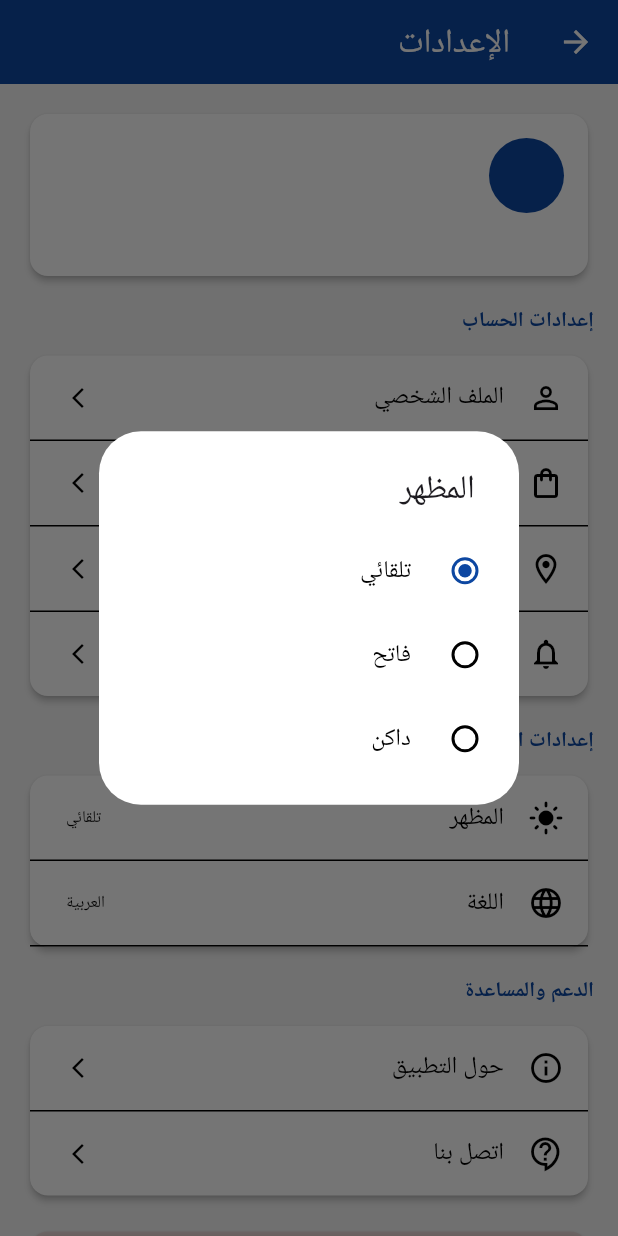
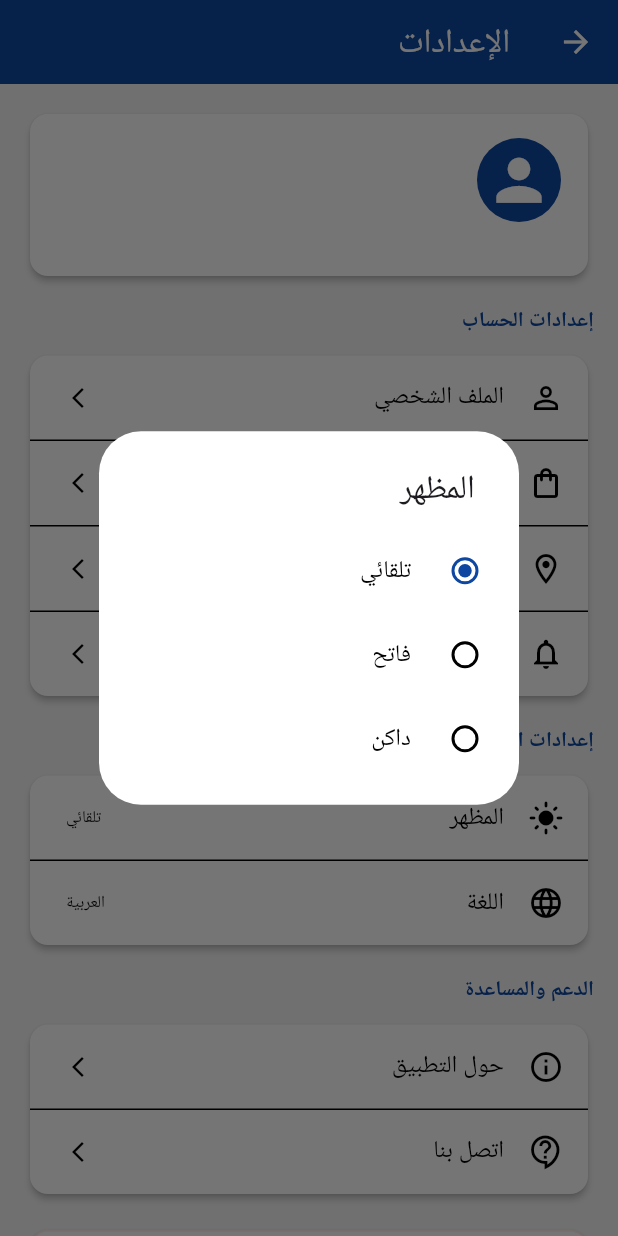
Before and after one commit to GH-ZX/pcland_store, a Flutter app: the SettingsScreen screen opened directly, after a tap on "المظهر", on a phone screen of 412 x 824 dp. Run offline on Flutter 3.47's test engine with Material 3 defaults, Android fonts, the phone set to English and light mode, and no system bars; our stand-ins replace badges, carousel_slider, flutter_rating_bar, google_fonts, google_sign_in, shared_preferences; accounts and stored records are empty; Roboto replaces fonts that are missing (Cairo).

Commit message:
Final (fr)

```diff
--- a/assets/translations/ar.json
+++ b/assets/translations/ar.json
@@ -178,6 +178,7 @@
   "Go to your orders" : "اذهب إلى طلباتك",
   "cancel_order_approval": "هل تريد إلغاء الطلب؟",
   "surface_subtitle": "أنيق وقوي",
+  "cancel_order_confirmation": "هل أنت متأكد أنك تريد إلغاء هذا الطلب؟",
   "legion_subtitle": "الأفضل للألعاب والإنتاجية",
   "macbook_subtitle": "أداء مذهل",
   "msi_subtitle": "تجربة ألعاب احترافية",
--- a/assets/translations/en.json
+++ b/assets/translations/en.json
@@ -40,7 +40,12 @@
   "total": "Total",
   "checkout": "Checkout",
   "payment_method": "Payment Method",
+  "payment_info" : "Payment Information",
   "card_number": "Card Number",
+  "cash_on_delivery": "Cash on Delivery",
+  "credit_card": "Credit Card",
+  "place_order": "Place Order",
+  "order_placed": "Order Placed",
   "expiry_date": "Expiry Date",
   "cvv": "CVV",
   "required_field": "Required Field",
--- a/lib/providers/order_provider.dart
+++ b/lib/providers/order_provider.dart
@@ -22,7 +22,7 @@ class Order {
 }
 
 class OrderProvider with ChangeNotifier {
-  List<Order> _orders = [];
+  final List<Order> _orders = [];
 
   // الحصول على جميع الطلبات
   List<Order> get orders => [..._orders];
--- a/lib/screens/inbox_screen.dart
+++ b/lib/screens/inbox_screen.dart
@@ -18,6 +18,7 @@ class InboxScreen extends StatelessWidget {
         appBar: AppBar(
           title: Text(localizations.translate('inbox')),
           bottom: TabBar(
+            labelColor: Colors.grey.shade200,
             tabs: [
               Tab(text: localizations.translate('updates')),
               Tab(text: localizations.translate('promotions')),
--- a/lib/screens/orders_screen.dart
+++ b/lib/screens/orders_screen.dart
@@ -190,7 +190,7 @@ class OrdersScreen extends StatelessWidget {
             title: Text(localizations.translate('cancel_order')),
             content: Text(
               localizations.translate('cancel_order_confirmation'),
-            ), // أضف هذا النص للترجمات
+            ),
             actions: [
               TextButton(
                 onPressed: () => Navigator.pop(ctx),
--- a/lib/screens/settings_screen.dart
+++ b/lib/screens/settings_screen.dart
@@ -1,3 +1,5 @@
+// ignore_for_file: deprecated_member_use
+
 import 'package:flutter/material.dart';
 import 'package:pcland_store/screens/address_screen.dart';
 import 'package:pcland_store/screens/orders_screen.dart';
@@ -39,24 +41,12 @@ class SettingsScreen extends StatelessWidget {
                 child: ListTile(
                   leading: CircleAvatar(
                     backgroundColor: Theme.of(context).colorScheme.primary,
-                    radius: 25,
-                    backgroundImage:
-                        userProvider.user!.profileImage != null
-                            ? NetworkImage(userProvider.user!.profileImage!)
-                            : null,
-                    child:
-                        userProvider.user!.profileImage == null
-                            ? Text(
-                              userProvider.user!.name
-                                  .substring(0, 1)
-                                  .toUpperCase(),
-                              style: const TextStyle(
-                                color: Colors.white,
-                                fontWeight: FontWeight.bold,
-                                fontSize: 18,
-                              ),
-                            )
-                            : null,
+                    radius: 30,
+                    child: const Icon(
+                      Icons.person,
+                      color: Colors.white,
+                      size: 45,
+                    ),
                   ),
                   title: Text(
                     userProvider.user!.name,
@@ -215,7 +205,6 @@ class SettingsScreen extends StatelessWidget {
                     ),
                   ),
                 ),
-                const Divider(height: 1),
               ],
             ),
           ),
@@ -397,13 +386,19 @@ class SettingsScreen extends StatelessWidget {
           // Login/Logout Section
           Card(
             elevation: 2,
-            color:
-                userProvider.isLoggedIn
-                    ? Colors.red.withOpacity(0.1)
-                    : Theme.of(context).colorScheme.primary.withOpacity(0.1),
             shape: RoundedRectangleBorder(
               borderRadius: BorderRadius.circular(12),
+              side: BorderSide(
+                color:
+                    userProvider.isLoggedIn
+                        ? Colors.red.withOpacity(0.1)
+                        : Theme.of(
+                          context,
+                        ).colorScheme.primary.withOpacity(0.1),
+                width: 1,
+              ),
             ),
+
             child: InkWell(
               onTap: () {
                 if (userProvider.isLoggedIn) {
--- a/lib/services/app_theme.dart
+++ b/lib/services/app_theme.dart
@@ -158,7 +158,6 @@ class AppTheme {
       secondary: secondaryColor,
       error: errorColor,
       surface: darkSurfaceColor,
-      background: darkBackgroundColor,
       onSurface: darkTextColor,
     ),
     scaffoldBackgroundColor: darkBackgroundColor,
```
Also changed, not shown: lib/main.dart (+6 -2 lines), 1 other file.
